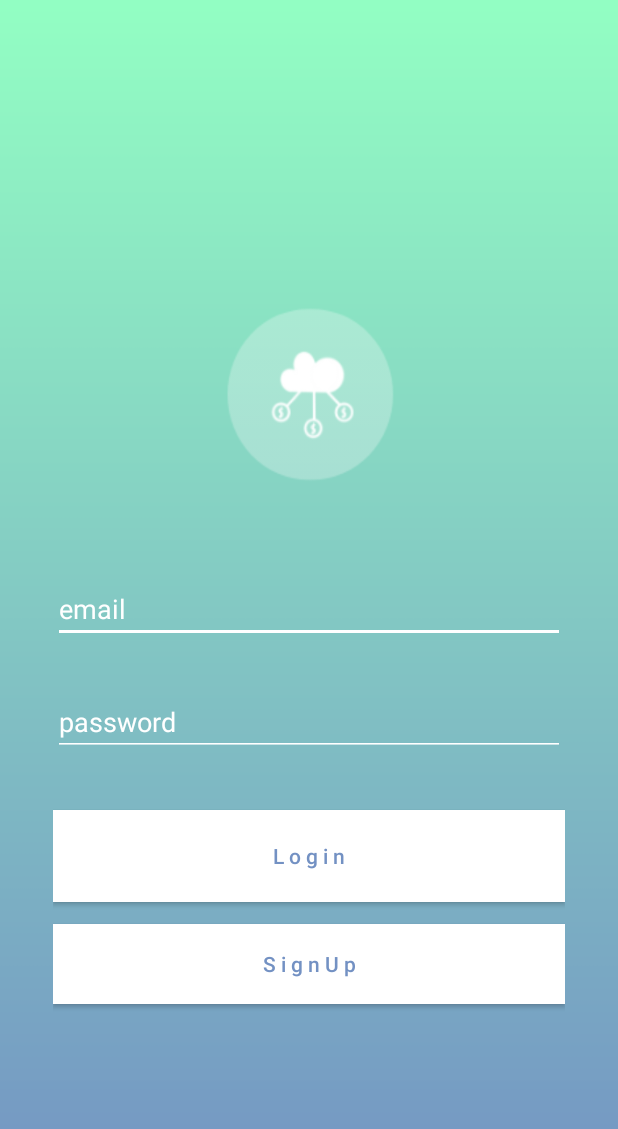
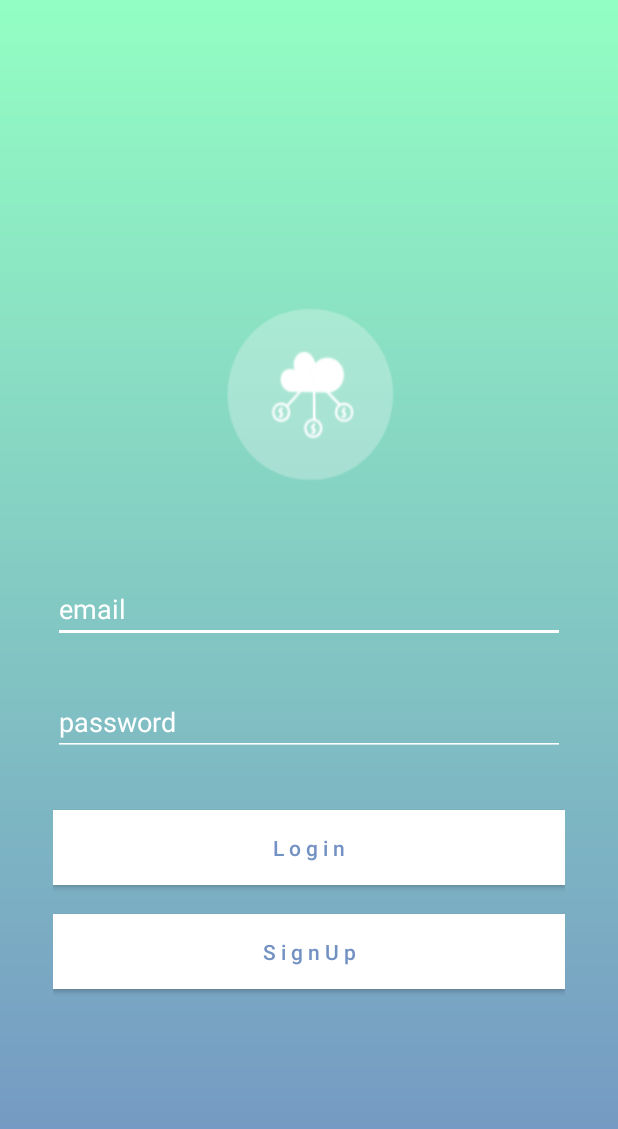
Before and after one commit to PurinatG-01/Wisdom, an Android app: the screen it shows after launch (LoginActivity), on a phone screen of 412 x 824 dp. Shown: the top 1129 px of the screen. Run offline under Robolectric (Android 15) with nearby library versions, the phone set to English and light mode, and no system bars.

Commit message:
Adjust button layout

```diff
--- a/app/src/main/res/layout/activity_login.xml
+++ b/app/src/main/res/layout/activity_login.xml
@@ -68,7 +68,7 @@
         <Button
             android:id="@+id/loginButton"
             android:layout_width="0dp"
-            android:layout_height="61dp"
+            android:layout_height="50dp"
             android:layout_marginTop="36dp"
             android:background="@color/common_google_signin_btn_text_dark_default"
             android:onClick="goLogin"
@@ -85,7 +85,7 @@
         <Button
             android:id="@+id/signupButton"
             android:layout_width="0dp"
-            android:layout_height="53dp"
+            android:layout_height="50dp"
             android:background="@color/common_google_signin_btn_text_dark_default"
             android:onClick="goSignup"
             android:text="@string/signup"
```
